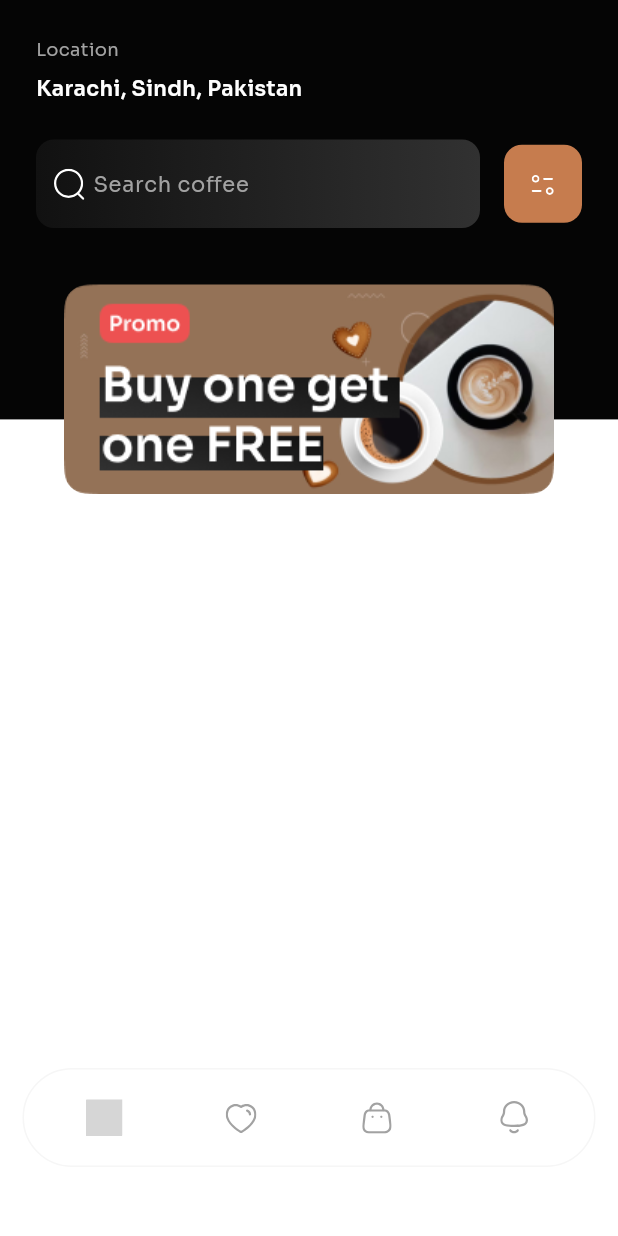
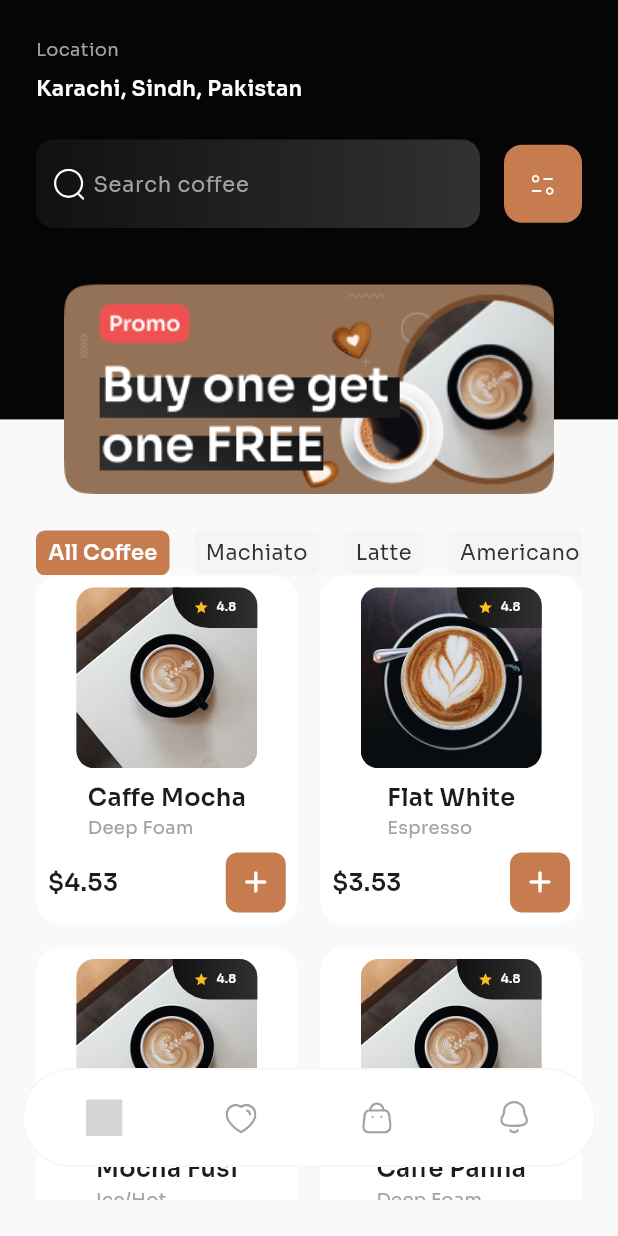
Before and after one commit to SherazAli-67/coffee-shop-ui, a Flutter app: the HomeScreen screen opened by its route, on a phone screen of 412 x 824 dp. Run offline on Flutter 3.47's test engine with Material 3 defaults, Android fonts, the phone set to English and light mode, and no system bars; our stand-ins replace flutter_svg, go_router; grey boxes are pictures that could not be loaded.

Commit message:
Coffee Shop App - Development
1. Home page development - Coffees section added

```diff
--- a/lib/core/app_colors.dart
+++ b/lib/core/app_colors.dart
@@ -8,4 +8,7 @@ class AppColors {
   static const gradientBlackColor1 = Color(0xff111111);
   static const gradientBlackColor2 = Color(0xff313131);
   static const promoRedColor = Color(0xffED5151);
+  static const lightWhiteColor = Color(0xffEDEDED);
+  static const ratingYellowColor = Color(0xffFBBE21);
+  static const scaffoldBgColor = Color(0xffF9F9F9);
 }
--- a/lib/core/app_data.dart
+++ b/lib/core/app_data.dart
@@ -1,3 +1,15 @@
+import 'package:coffee_app/core/app_icons.dart';
+import 'package:coffee_app/core/models/coffee_model.dart';
+
 class AppData {
+  static List<String> get categoriesList => [
+    'All Coffee', 'Machiato', 'Latte', 'Americano', 'Espresso'
+  ];
 
+  static List<CoffeeModel> get coffeesList => [
+    CoffeeModel(id: '1', title: 'Caffe Mocha', coffee: AppIcons.coffee1, subtitle: 'Deep Foam', price: 4.53, rating: 4.8),
+    CoffeeModel(id: '2', title: 'Flat White', coffee: AppIcons.coffee2, subtitle: 'Espresso', price: 3.53, rating: 4.8),
+    CoffeeModel(id: '3', title: 'Mocha Fusi', coffee: AppIcons.coffee1, subtitle: 'Ice/Hot', price: 7.53, rating: 4.8),
+    CoffeeModel(id: '4', title: 'Caffe Panna', coffee: AppIcons.coffee1, subtitle: 'Deep Foam', price: 5.53, rating: 4.8),
+  ];
 }
--- /dev/null
+++ b/lib/core/app_gradients.dart
@@ -0,0 +1,17 @@
+import 'package:flutter/cupertino.dart';
+import 'app_colors.dart';
+
+class AppGradients {
+  static LinearGradient get blackSmokeGradient => LinearGradient(
+      colors: [
+        AppColors.gradientBlackColor1,
+        AppColors.gradientBlackColor2,
+      ],
+      stops: [
+        0.0,
+        1.0
+      ],
+      begin: .topLeft,
+      end: .topRight
+  );
+}
--- a/lib/core/app_icons.dart
+++ b/lib/core/app_icons.dart
@@ -4,6 +4,10 @@ class AppIcons {
   //pngs
   static const welcomeImg = '${_iconsPath}welcome_img.png';
   static const promoBanner = '${_iconsPath}promo_banner.png';
+  static const coffee1 = '${_iconsPath}coffe_1.png';
+  static const coffee2 = '${_iconsPath}coffe_2.png';
+  static const coffee3 = '${_iconsPath}coffe_3.png';
+  static const coffee4 = '${_iconsPath}coffe_4.png';
 
   //svgs
   static const icHome = '${_iconsPath}ic_home.svg';
--- /dev/null
+++ b/lib/core/models/coffee_model.dart
@@ -0,0 +1,10 @@
+class CoffeeModel {
+  final String id;
+  final String title;
+  final String coffee;
+  final String subtitle;
+  final double price;
+  final double rating;
+
+  CoffeeModel({required this.id, required this.title, required this.coffee, required this.subtitle, required this.price, required this.rating});
+}
--- a/lib/main.dart
+++ b/lib/main.dart
@@ -1,4 +1,5 @@
 import 'package:coffee_app/constants/string_const.dart';
+import 'package:coffee_app/core/app_colors.dart';
 import 'package:coffee_app/router/app_router.dart';
 import 'package:flutter/material.dart';
 
@@ -15,7 +16,7 @@ class MyApp extends StatelessWidget {
       title: StringConst.appTitle,
       theme: ThemeData(
         brightness: .light,
-        scaffoldBackgroundColor: Colors.white,
+        scaffoldBackgroundColor: AppColors.scaffoldBgColor,
         fontFamily: StringConst.appFontFamily
       ),
       builder: (ctx, child) => child!,
--- a/lib/presentation/screens/home_screen.dart
+++ b/lib/presentation/screens/home_screen.dart
@@ -1,6 +1,9 @@
 import 'package:coffee_app/core/app_colors.dart';
+import 'package:coffee_app/core/app_data.dart';
+import 'package:coffee_app/core/app_gradients.dart';
 import 'package:coffee_app/core/app_icons.dart';
 import 'package:coffee_app/core/app_textstyles.dart';
+import 'package:coffee_app/presentation/widgets/coffee_item_widget.dart';
 import 'package:flutter/material.dart';
 import 'package:flutter_svg/flutter_svg.dart';
 
@@ -17,7 +20,7 @@ class HomeScreen extends StatelessWidget {
         ),
         Expanded(
             flex: 3,
-            child: Container(color: Colors.white)),
+            child: _buildContentWidget()),
       ],
     );
   }
@@ -49,18 +52,7 @@ class HomeScreen extends StatelessWidget {
                   children: [
                     Expanded(child: Container(
                       decoration: BoxDecoration(
-                          gradient: LinearGradient(
-                              colors: [
-                                AppColors.gradientBlackColor1,
-                                AppColors.gradientBlackColor2,
-                              ],
-                              stops: [
-                                0.0,
-                                1.0
-                              ],
-                              begin: .topLeft,
-                              end: .topRight
-                          ),
+                          gradient: AppGradients.blackSmokeGradient,
                         borderRadius: .circular(12)
                       ),
                       child: TextField(
@@ -100,4 +92,39 @@ class HomeScreen extends StatelessWidget {
       ],
     );
   }
+
+  Widget _buildContentWidget() {
+    return Padding(
+      padding: const .all(24.0),
+      child: Column(
+        crossAxisAlignment: .start,
+        children: [
+          SizedBox(
+            height: 30,
+            child: ListView.separated(
+                scrollDirection: .horizontal,
+                itemBuilder: (_, index)=> _buildCategoryItemWidget(category: AppData.categoriesList[index], isSelected: index == 0, onTap: (){}), separatorBuilder: (_, _) => const SizedBox(width: 16,), itemCount: AppData.categoriesList.length),
+          ),
+          Expanded(child: GridView.builder(
+              itemCount: AppData.coffeesList.length,
+              gridDelegate: SliverGridDelegateWithFixedCrossAxisCount(crossAxisCount: 2, mainAxisSpacing: 15, crossAxisSpacing: 15, childAspectRatio: 0.75), itemBuilder: (ctx, index)=> CoffeeItemWidget(coffee: AppData.coffeesList[index])))
+        ],
+      ),
+    );
+  }
+
+  Widget _buildCategoryItemWidget({required String category, required bool isSelected, required VoidCallback onTap}) {
+    return GestureDetector(
+      onTap: onTap,
+      child: Container(
+        decoration: BoxDecoration(
+            borderRadius: .circular(6),
+            color: isSelected ? AppColors.primaryColor : AppColors.lightWhiteColor.withValues(alpha: 0.35)
+        ),
+        padding: .symmetric(horizontal: 8, vertical: 4,),
+        alignment: .center,
+        child: Text(category, style: AppTextStyles.regularTextStyle.copyWith(color: isSelected ? Colors.white : AppColors.gradientBlackColor2, fontWeight: isSelected ? .w600 : .w400),),
+      ),
+    );
+  }
 }
--- /dev/null
+++ b/lib/presentation/widgets/coffee_item_widget.dart
@@ -0,0 +1,76 @@
+import 'package:coffee_app/core/app_colors.dart';
+import 'package:coffee_app/core/app_gradients.dart';
+import 'package:coffee_app/core/app_textstyles.dart';
+import 'package:coffee_app/core/models/coffee_model.dart';
+import 'package:flutter/material.dart';
+
+class CoffeeItemWidget extends StatelessWidget{
+  const CoffeeItemWidget({super.key, required this.coffee});
+
+  final CoffeeModel coffee;
+  @override
+  Widget build(BuildContext context) {
+    return Container(
+      decoration: BoxDecoration(
+        color: Colors.white,
+        borderRadius: .circular(16)
+      ),
+      padding: .all(8),
+      child: Column(
+        spacing: 8,
+        children: [
+          Expanded(child: Stack(
+            children: [
+              ClipRRect(
+                borderRadius: .circular(12),
+                child: Image.asset(coffee.coffee, fit: .cover,),
+              ),
+
+              Positioned(
+                right: 0,
+                child: Container(
+                  decoration: BoxDecoration(
+                    gradient: AppGradients.blackSmokeGradient,
+                    borderRadius: .only(topLeft: .circular(0), topRight: .circular(12), bottomRight: .circular(0), bottomLeft: .circular(24))
+                  ),
+                  padding: .symmetric(horizontal: 14, vertical: 8),
+                  alignment: .topEnd,
+                  child: Row(
+                    mainAxisSize: .min,
+                    spacing: 5,
+                    mainAxisAlignment: .end,
+                    children: [
+                      Icon(Icons.star, color: AppColors.ratingYellowColor, size: 10,),
+                      Text('${coffee.rating}', style: AppTextStyles.regularTextStyle.copyWith(fontSize: 8, fontWeight: .w600, color: Colors.white),)
+                    ],
+                  ),
+                ),
+              )
+            ],
+          )),
+          Column(
+            crossAxisAlignment: .start,
+            children: [
+              Text(coffee.title, style: AppTextStyles.btnTextStyle,),
+              Text(coffee.subtitle, style: AppTextStyles.regularTextStyle.copyWith(color: AppColors.greyColor, fontSize: 12),)
+            ],
+          ),
+          Row(
+            mainAxisAlignment: .spaceBetween,
+            children: [
+              Text('\$${coffee.price}', style: AppTextStyles.btnTextStyle,),
+              Container(
+                decoration: BoxDecoration(
+                  color: AppColors.primaryColor,
+                  borderRadius: .circular(8)
+                ),
+                padding: .all(8),
+                child: Icon(Icons.add_rounded, color: Colors.white,),
+              )
+            ],
+          )
+        ],
+      ),
+    );
+  }
+}
```
Also changed, not shown: assets/icons/coffe_1.png (added), assets/icons/coffe_2.png (added), assets/icons/coffe_3.png (added), assets/icons/coffe_4.png (added).
